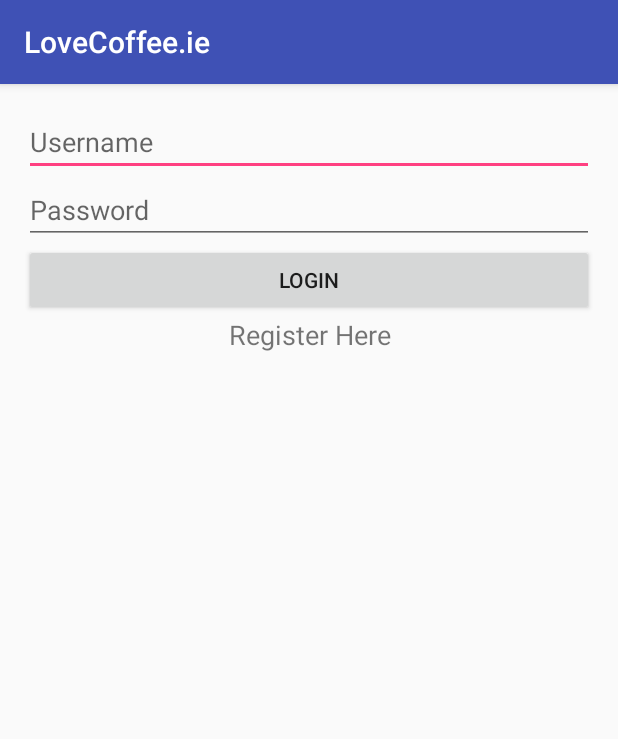
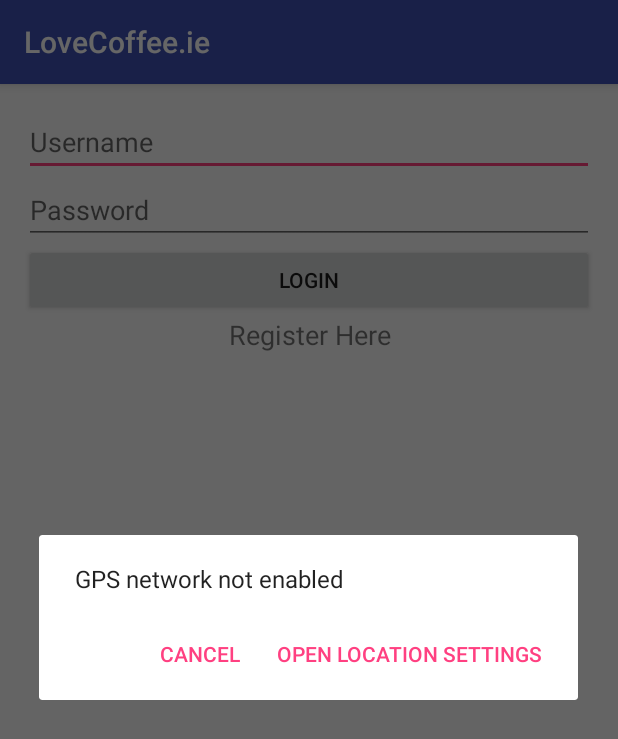
Before and after one commit to daniel0001/Caffeine3, an Android app: the screen it shows after launch (LoginActivity), after a tap on "LOGIN", on a phone screen of 412 x 824 dp. Shown: the top 739 px of the screen. Run offline under Robolectric (Android 15) with nearby library versions, the phone set to English and light mode, and no system bars; our stand-ins replace Volley.

Commit message:
checks for wifi and gps implemented.
Have to remove locationID as too complicated to implement

```diff
--- a/Caffeine/app/src/main/AndroidManifest.xml
+++ b/Caffeine/app/src/main/AndroidManifest.xml
@@ -7,6 +7,7 @@
     <uses-permission android:name="android.permission.ACCESS_WIFI_STATE" />
     <uses-permission android:name="android.permission.ACCESS_FINE_LOCATION" />
     <uses-permission android:name="android.permission.ACCESS_COARSE_LOCATION" />
+    <uses-permission android:name="android.permission.ACCESS_NETWORK_STATE" />
 
     <application
         android:allowBackup="true"
--- /dev/null
+++ b/Caffeine/app/src/main/java/practice/Caffeine/CheckConnectedHelper.java
@@ -0,0 +1,40 @@
+package practice.Caffeine;
+
+import android.content.Context;
+
+/**
+ * Created by Daniel on 24/03/2017.
+ */
+
+public class CheckConnectedHelper {
+    Context mContext;
+
+    public CheckConnectedHelper(Context mContext) {
+        this.mContext = mContext;
+    }
+
+    public boolean checkConnected(boolean gpsEnabled, boolean wifiConnected) {
+        // Get helper method to check if internet connected
+        IsWifiConnectedHelper conHelper = new IsWifiConnectedHelper(mContext);
+
+        // Get helper method to check if GPS && network enabled
+        IsGPSEnabledHelper gpsHelper = new IsGPSEnabledHelper(mContext);
+        try {
+            gpsEnabled = gpsHelper.getConnected();
+        } catch (Exception ex) {
+        }
+        if (!gpsEnabled) {
+            gpsHelper.notConnectedMessage();
+            return false;
+        }
+        try {
+            wifiConnected = conHelper.getConnected();
+        } catch (Exception ex) {
+        }
+        if (!wifiConnected) {
+            conHelper.notConnectedMessage();
+            return false;
+        }
+        return true;
+    }
+}
--- a/Caffeine/app/src/main/java/practice/Caffeine/DatabaseHelper.java
+++ b/Caffeine/app/src/main/java/practice/Caffeine/DatabaseHelper.java
@@ -83,7 +83,6 @@ public final class DatabaseHelper extends SQLiteOpenHelper{
 
         public DatabaseHelper(Context context) {
             super(context, DATABASE_NAME, null, DATABASE_VERSION);
-
             databasePath = context.getDatabasePath(DATABASE_NAME).getPath();
         }
 
@@ -169,6 +168,7 @@ public final class DatabaseHelper extends SQLiteOpenHelper{
                         null, // g. order by
                         null); // h. limit
         // 3. if we got results get the first one
+        try {
             if (cursor != null && cursor.moveToFirst()) {
                 cursor.moveToFirst();
                 // 4. build user object
@@ -186,6 +186,9 @@ public final class DatabaseHelper extends SQLiteOpenHelper{
                 cursor.close();
                 // 5. return user
                 return user;
+            }
+        } finally {
+            db.close();
         }
         return null;
     }
--- /dev/null
+++ b/Caffeine/app/src/main/java/practice/Caffeine/IsGPSEnabledHelper.java
@@ -0,0 +1,49 @@
+package practice.Caffeine;
+
+import android.content.Context;
+import android.content.DialogInterface;
+import android.content.Intent;
+import android.location.LocationManager;
+import android.provider.Settings;
+import android.support.v7.app.AlertDialog;
+
+/**
+ * Created by Daniel on 24/03/2017.
+ */
+
+public class IsGPSEnabledHelper {
+    Context mContext;
+
+    public IsGPSEnabledHelper(Context mContext) {
+        this.mContext = mContext;
+    }
+
+    public boolean getConnected() {
+        LocationManager lm = (LocationManager) mContext.getSystemService(Context.LOCATION_SERVICE);
+        return lm.isProviderEnabled(LocationManager.GPS_PROVIDER) && lm.isProviderEnabled(LocationManager.NETWORK_PROVIDER);
+    }
+
+    public void notConnectedMessage() {
+        // notify user
+        AlertDialog.Builder dialogGPS = new AlertDialog.Builder(mContext);
+        dialogGPS.setMessage(mContext.getResources().getString(R.string.gps_network_not_enabled));
+        dialogGPS.setPositiveButton(mContext.getResources().getString(R.string.open_location_settings), new DialogInterface.OnClickListener() {
+            @Override
+            public void onClick(DialogInterface paramDialogInterface, int paramInt) {
+
+                Intent myIntent = new Intent(Settings.ACTION_LOCATION_SOURCE_SETTINGS);
+                mContext.startActivity(myIntent);
+
+            }
+        });
+
+        dialogGPS.setNegativeButton(mContext.getString(R.string.Cancel), new DialogInterface.OnClickListener() {
+
+            @Override
+            public void onClick(DialogInterface paramDialogInterface, int paramInt) {
+                // TODO Auto-generated method stub
+            }
+        });
+        dialogGPS.show();
+    }
+}
--- /dev/null
+++ b/Caffeine/app/src/main/java/practice/Caffeine/IsWifiConnectedHelper.java
@@ -0,0 +1,52 @@
+package practice.Caffeine;
+
+import android.content.Context;
+import android.content.DialogInterface;
+import android.content.Intent;
+import android.net.ConnectivityManager;
+import android.net.NetworkInfo;
+import android.provider.Settings;
+import android.support.v7.app.AlertDialog;
+
+/**
+ * Created by Daniel on 24/03/2017.
+ */
+
+public class IsWifiConnectedHelper {
+    Context mContext;
+
+    public IsWifiConnectedHelper(Context mContext) {
+        this.mContext = mContext;
+    }
+
+    public boolean getConnected() {
+
+        ConnectivityManager connectivityManager
+                = (ConnectivityManager) mContext.getSystemService(Context.CONNECTIVITY_SERVICE);
+        NetworkInfo activeNetworkInfo = connectivityManager.getActiveNetworkInfo();
+        return activeNetworkInfo != null && activeNetworkInfo.isConnected();
+    }
+
+    public void notConnectedMessage() {
+
+        // notify user
+        AlertDialog.Builder dialogConnect = new AlertDialog.Builder(mContext);
+        dialogConnect.setMessage(mContext.getResources().getString(R.string.wifi_not_connected));
+        dialogConnect.setPositiveButton(mContext.getResources().getString(R.string.open_wifi_settings), new DialogInterface.OnClickListener() {
+            @Override
+            public void onClick(DialogInterface paramDialogInterface, int paramInt) {
+                Intent myIntent = new Intent(Settings.ACTION_WIFI_SETTINGS);
+                mContext.startActivity(myIntent);
+                //get wifi
+            }
+        });
+        dialogConnect.setNegativeButton(mContext.getString(R.string.Cancel), new DialogInterface.OnClickListener() {
+
+            @Override
+            public void onClick(DialogInterface paramDialogInterface, int paramInt) {
+                // TODO Auto-generated method stub
+            }
+        });
+        dialogConnect.show();
+    }
+}
--- a/Caffeine/app/src/main/java/practice/Caffeine/LoginActivity.java
+++ b/Caffeine/app/src/main/java/practice/Caffeine/LoginActivity.java
@@ -25,6 +25,8 @@ import java.io.File;
 public class LoginActivity extends AppCompatActivity {
     DatabaseHelper myDB;
     private Integer userID;
+    private boolean gpsEnabled;
+    private boolean wifiConnected;
 
     /**
      * Check if the database exist and can be read.
@@ -40,8 +42,6 @@ public class LoginActivity extends AppCompatActivity {
     protected void onCreate(Bundle savedInstanceState) {
         super.onCreate(savedInstanceState);
         setContentView(R.layout.activity_login);
-
-        /* To DO  Check that location is switched on and internet connected */
 
 
         // Create the DB
@@ -62,12 +62,17 @@ public class LoginActivity extends AppCompatActivity {
 
         // listen to the button being clicked
         bLogin.setOnClickListener(new View.OnClickListener() {
-            @Override
+
             public void onClick(View v) {
+                // Check that location is switched on and internet connected
+                gpsEnabled = false;
+                wifiConnected = false;
+                CheckConnectedHelper checkConnectedHelper = new CheckConnectedHelper(LoginActivity.this);
+                if (!checkConnectedHelper.checkConnected(gpsEnabled, wifiConnected)) return;
+
+                // Check if the editext fields are empty and return if so
                 final String username = etUsername.getText().toString();
                 final String password = etPassword.getText().toString();
-
-                // Check if the editext fields are empty and return if so
                 if ( username.length() == 0 || password.length() == 0){
                     Toast.makeText(LoginActivity.this, "Please complete all of the Login info.", Toast.LENGTH_LONG).show();
                     return;         // if not completed return to start
@@ -116,7 +121,7 @@ public class LoginActivity extends AppCompatActivity {
                                 intent.putExtra("userID", userID);
                                 intent.putExtra("name", name);
 
-                                //Open UserAreaActivity
+                                //Open CoffeeShopsActivity
                                 LoginActivity.this.startActivity(intent);
                             } else {
                                 AlertDialog.Builder builder = new AlertDialog.Builder(LoginActivity.this);
--- a/Caffeine/app/src/main/java/practice/Caffeine/ShopAdapter.java
+++ b/Caffeine/app/src/main/java/practice/Caffeine/ShopAdapter.java
@@ -49,6 +49,7 @@ public class ShopAdapter extends RecyclerView.Adapter<ShopAdapter.MyViewHolder>
         // loading shop card using Glide library
         Glide.with(mContext).load(shopCard.getShopImage()).into(holder.thumbnail);
 
+
         holder.overflow.setOnClickListener(new View.OnClickListener() {
             @Override
             public void onClick(View view) {
@@ -68,6 +69,7 @@ public class ShopAdapter extends RecyclerView.Adapter<ShopAdapter.MyViewHolder>
         popup.setOnMenuItemClickListener(new MyMenuItemClickListener());
         popup.show();
     }
+
 
     @Override
     public int getItemCount() {
@@ -98,10 +100,10 @@ public class ShopAdapter extends RecyclerView.Adapter<ShopAdapter.MyViewHolder>
         @Override
         public boolean onMenuItemClick(MenuItem menuItem) {
             switch (menuItem.getItemId()) {
-                case R.id.action_add_favourite:
+                case R.id.action_shop_details:
                     Toast.makeText(mContext, "Add to favourite", Toast.LENGTH_SHORT).show();
                     return true;
-                case R.id.action_play_next:
+                case R.id.action_add_visit:
                     Toast.makeText(mContext, "Play next", Toast.LENGTH_SHORT).show();
                     return true;
                 default:
--- a/Caffeine/app/src/main/res/layout/shop_card.xml
+++ b/Caffeine/app/src/main/res/layout/shop_card.xml
@@ -2,7 +2,7 @@
 <LinearLayout xmlns:android="http://schemas.android.com/apk/res/android"
     xmlns:card_view="http://schemas.android.com/apk/res-auto"
     android:layout_width="match_parent"
-    android:layout_height="match_parent"
+    android:layout_height="wrap_content"
     android:orientation="vertical">
 
     <android.support.v7.widget.CardView
--- a/Caffeine/app/src/main/res/values/strings.xml
+++ b/Caffeine/app/src/main/res/values/strings.xml
@@ -26,12 +26,14 @@
     <string name="Cancel">Cancel</string>
 
 
-    <string name="action_add_favourite">Add to Favourites</string>
-    // change this
-    <string name="action_play_next">Play Next</string>
-    // change this
+    <string name="action_view_shop_and_visit_details">View shop and visit details</string>
+
+    <string name="action_add_visit">Add visit</string>
+
     <string name="backdrop_title">LOVE COFFEE</string>
     <string name="backdrop_subtitle">My Loyalty Points</string>
+    <string name="wifi_not_connected">Wifi not connected</string>
+    <string name="open_wifi_settings">Open wifi settings</string>
 
 
 </resources>
```
Also changed, not shown: Caffeine/app/src/main/java/practice/Caffeine/CoffeeShopsActivity.java (+32 -8 lines), Caffeine/app/src/main/java/practice/Caffeine/ImportRemoteDB.java (added, +28 -0 lines), Caffeine/app/src/main/java/practice/Caffeine/NewCoffeeShopActivity.java (+63 -60 lines), Caffeine/app/src/main/java/practice/Caffeine/RegisterActivity.java (+7 -0 lines), Caffeine/app/src/main/java/practice/Caffeine/VisitDetailsActivity.java (added, +8 -0 lines), Caffeine/app/src/main/res/layout/activity_visit_details.xml (added, +7 -0 lines), Caffeine/app/src/main/res/menu/menu_shop.xml (+4 -4 lines), Caffeine/app/src/main/java/practice/Caffeine/NewCoffeeShopRequest.java (line endings or trailing spaces). Lines whose indentation alone changed are shown as unchanged.
